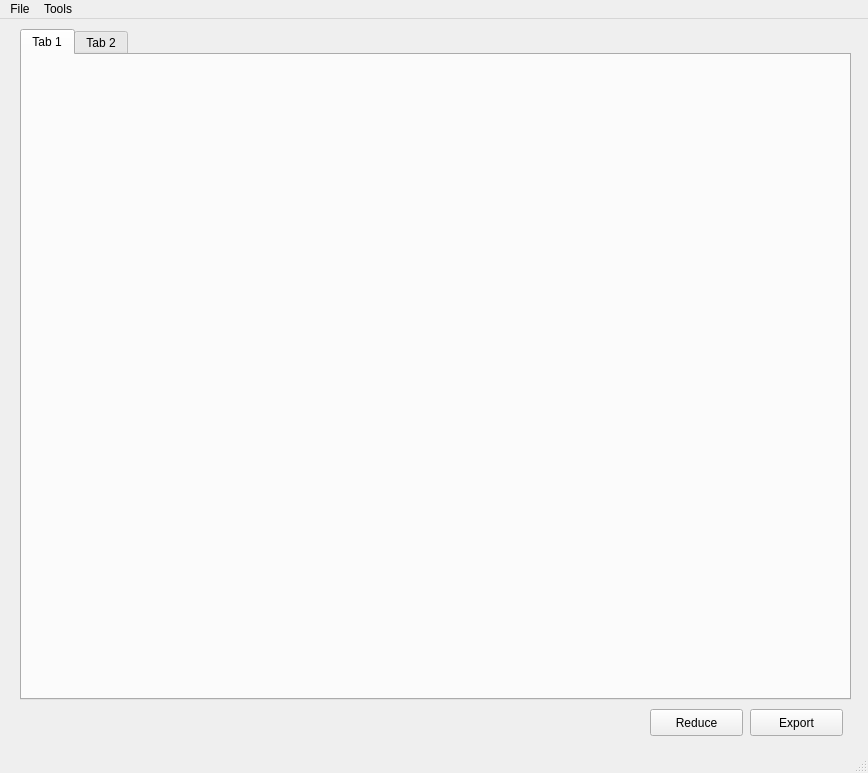
The window that Code/Mantid/PythonAPI/scripts/Interface/ui/reduction_main.ui (mantidproject/mantid) describes before a commit, drawn with Qt 5.
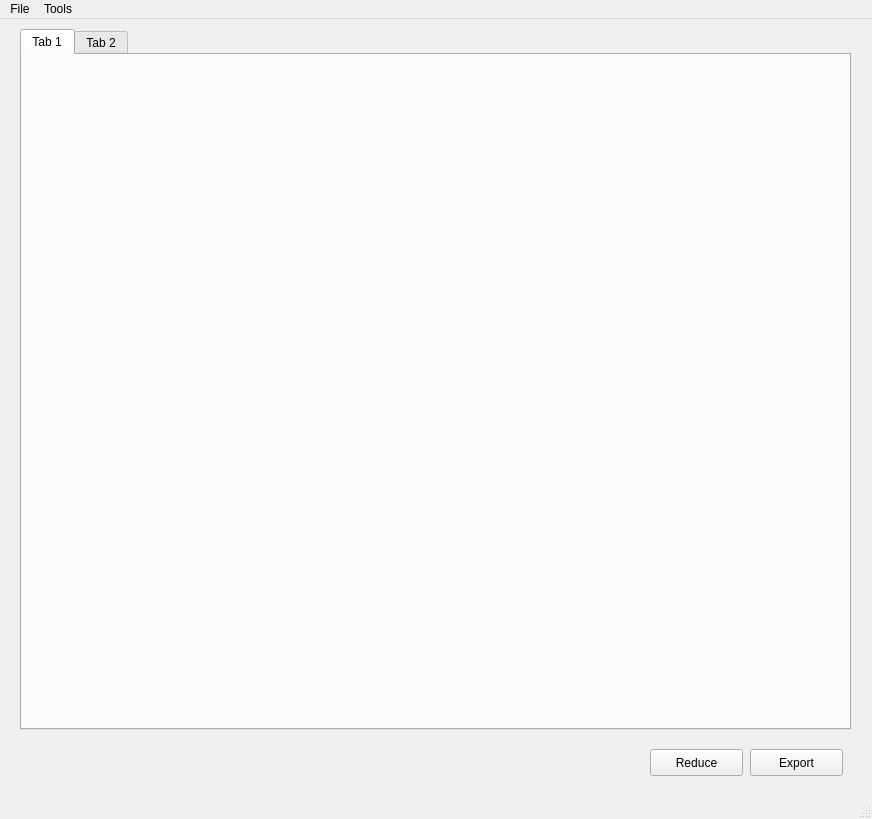
The same window after the commit.

Commit message: Prettify UI for Mac. Re #1732

```diff
--- a/Code/Mantid/PythonAPI/scripts/Interface/ui/reduction_main.ui
+++ b/Code/Mantid/PythonAPI/scripts/Interface/ui/reduction_main.ui
@@ -6,8 +6,8 @@
    <rect>
     <x>0</x>
     <y>0</y>
-    <width>868</width>
-    <height>773</height>
+    <width>872</width>
+    <height>819</height>
    </rect>
   </property>
   <property name="sizePolicy">
@@ -35,7 +35,7 @@
       <x>20</x>
       <y>10</y>
       <width>831</width>
-      <height>671</height>
+      <height>701</height>
      </rect>
     </property>
     <property name="currentIndex">
@@ -56,7 +56,7 @@
     <property name="geometry">
      <rect>
       <x>650</x>
-      <y>690</y>
+      <y>730</y>
       <width>93</width>
       <height>27</height>
      </rect>
@@ -72,7 +72,7 @@
     <property name="geometry">
      <rect>
       <x>750</x>
-      <y>690</y>
+      <y>730</y>
       <width>93</width>
       <height>27</height>
      </rect>
@@ -90,7 +90,7 @@
     <rect>
      <x>0</x>
      <y>0</y>
-     <width>868</width>
+     <width>872</width>
      <height>23</height>
     </rect>
    </property>
```
The commit also changes 1 other file.
